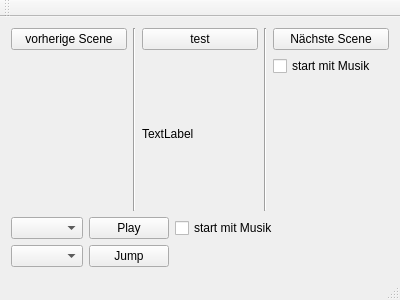
midiPlayer/midiPlayer, file mainwindow.ui: the form before one commit.
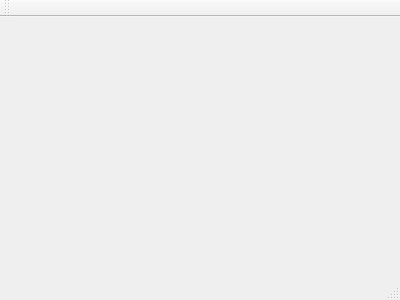
The form after the commit.

Commit message: moved Theater scene Fading from MainWindow to DiaScene

Diff of the .ui file:
```diff
--- a/mainwindow.ui
+++ b/mainwindow.ui
@@ -14,181 +14,7 @@
    <string>MIDI Player - Sommernachtstraum</string>
   </property>
   <widget class="QWidget" name="centralWidget">
-   <layout class="QVBoxLayout" name="verticalLayout">
-    <item>
-     <layout class="QHBoxLayout" name="horizontalLayout">
-      <item>
-       <layout class="QVBoxLayout" name="verticalLayout_2">
-        <property name="sizeConstraint">
-         <enum>QLayout::SetDefaultConstraint</enum>
-        </property>
-        <property name="rightMargin">
-         <number>0</number>
-        </property>
-        <item>
-         <widget class="QPushButton" name="prevBtn">
-          <property name="text">
-           <string>vorherige Scene</string>
-          </property>
-         </widget>
-        </item>
-        <item>
-         <spacer name="verticalSpacer">
-          <property name="orientation">
-           <enum>Qt::Vertical</enum>
-          </property>
-          <property name="sizeHint" stdset="0">
-           <size>
-            <width>20</width>
-            <height>40</height>
-           </size>
-          </property>
-         </spacer>
-        </item>
-       </layout>
-      </item>
-      <item>
-       <widget class="Line" name="line_2">
-        <property name="orientation">
-         <enum>Qt::Vertical</enum>
-        </property>
-       </widget>
-      </item>
-      <item>
-       <layout class="QVBoxLayout" name="verticalLayout_4">
-        <property name="sizeConstraint">
-         <enum>QLayout::SetDefaultConstraint</enum>
-        </property>
-        <item>
-         <widget class="QPushButton" name="pushButton">
-          <property name="text">
-           <string>test</string>
-          </property>
-         </widget>
-        </item>
-        <item>
-         <widget class="QLabel" name="descLable">
-          <property name="sizePolicy">
-           <sizepolicy hsizetype="Minimum" vsizetype="Minimum">
-            <horstretch>0</horstretch>
-            <verstretch>0</verstretch>
-           </sizepolicy>
-          </property>
-          <property name="text">
-           <string>TextLabel</string>
-          </property>
-          <property name="wordWrap">
-           <bool>true</bool>
-          </property>
-         </widget>
-        </item>
-       </layout>
-      </item>
-      <item>
-       <widget class="Line" name="line_3">
-        <property name="orientation">
-         <enum>Qt::Vertical</enum>
-        </property>
-       </widget>
-      </item>
-      <item>
-       <layout class="QVBoxLayout" name="verticalLayout_3">
-        <property name="sizeConstraint">
-         <enum>QLayout::SetDefaultConstraint</enum>
-        </property>
-        <item>
-         <widget class="QPushButton" name="nextBtn">
-          <property name="text">
-           <string>Nächste Scene</string>
-          </property>
-         </widget>
-        </item>
-        <item>
-         <widget class="QCheckBox" name="nextWidthNusic">
-          <property name="text">
-           <string>start mit Musik</string>
-          </property>
-         </widget>
-        </item>
-        <item>
-         <spacer name="verticalSpacer_2">
-          <property name="orientation">
-           <enum>Qt::Vertical</enum>
-          </property>
-          <property name="sizeHint" stdset="0">
-           <size>
-            <width>20</width>
-            <height>40</height>
-           </size>
-          </property>
-         </spacer>
-        </item>
-       </layout>
-      </item>
-     </layout>
-    </item>
-    <item>
-     <layout class="QHBoxLayout" name="horizontalLayout_3">
-      <item>
-       <widget class="QComboBox" name="selectOverlay"/>
-      </item>
-      <item>
-       <widget class="QPushButton" name="playOverlay">
-        <property name="text">
-         <string>Play</string>
-        </property>
-       </widget>
-      </item>
-      <item>
-       <widget class="QCheckBox" name="playOverlayWidthMusic">
-        <property name="text">
-         <string>start mit Musik</string>
-        </property>
-       </widget>
-      </item>
-      <item>
-       <spacer name="horizontalSpacer_2">
-        <property name="orientation">
-         <enum>Qt::Horizontal</enum>
-        </property>
-        <property name="sizeHint" stdset="0">
-         <size>
-          <width>40</width>
-          <height>20</height>
-         </size>
-        </property>
-       </spacer>
-      </item>
-     </layout>
-    </item>
-    <item>
-     <layout class="QHBoxLayout" name="horizontalLayout_2">
-      <item>
-       <widget class="QComboBox" name="sceneSelector"/>
-      </item>
-      <item>
-       <widget class="QPushButton" name="jumpBtn">
-        <property name="text">
-         <string>Jump</string>
-        </property>
-       </widget>
-      </item>
-      <item>
-       <spacer name="horizontalSpacer">
-        <property name="orientation">
-         <enum>Qt::Horizontal</enum>
-        </property>
-        <property name="sizeHint" stdset="0">
-         <size>
-          <width>40</width>
-          <height>20</height>
-         </size>
-        </property>
-       </spacer>
-      </item>
-     </layout>
-    </item>
-   </layout>
+   <layout class="QVBoxLayout" name="verticalLayout"/>
   </widget>
   <widget class="QMenuBar" name="menuBar">
    <property name="geometry">
```
The commit also changes 5 other files.
